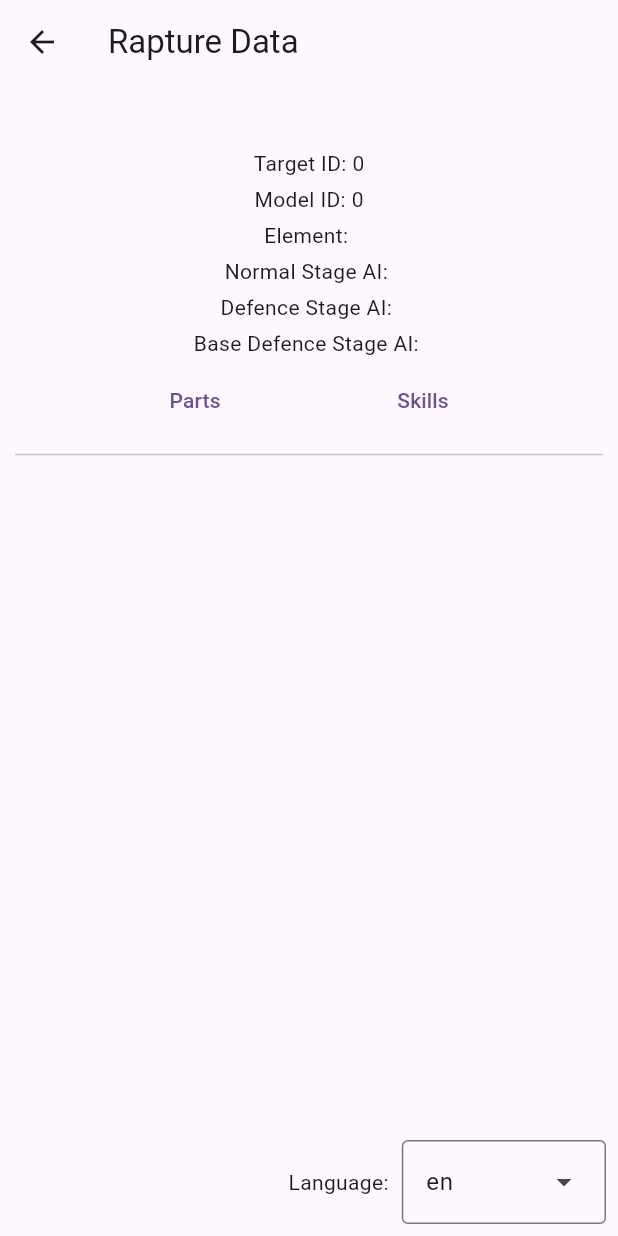
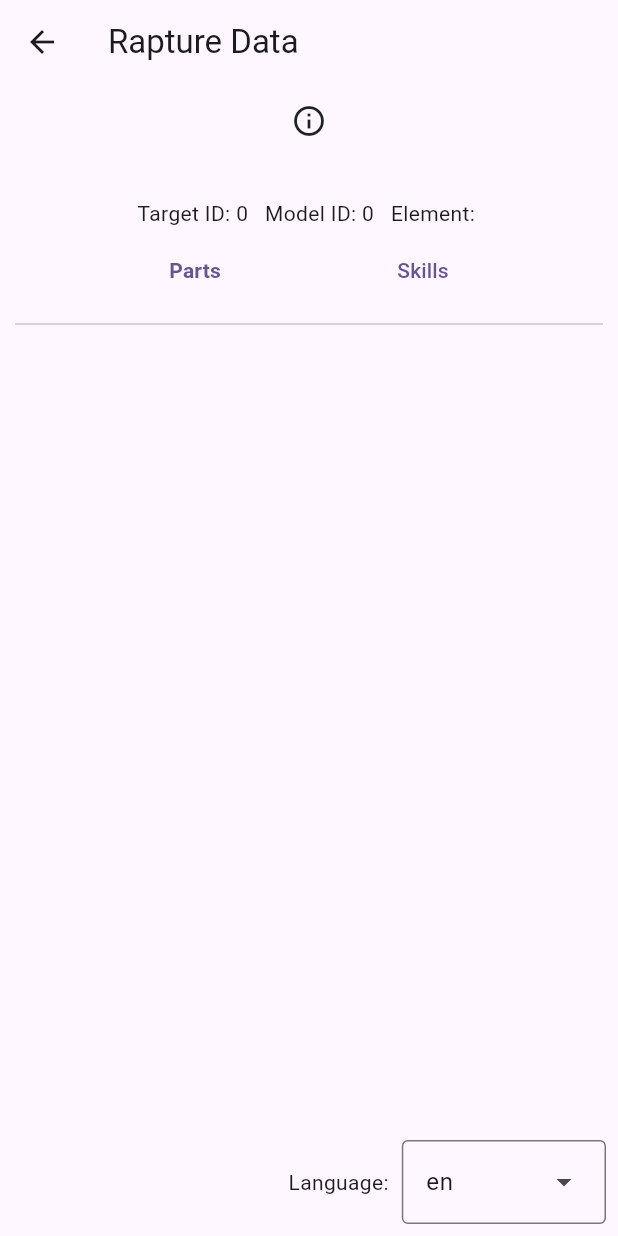
Before and after one commit to SharpnelXu/nikke-einkk, a Flutter app: the RaptureDataDisplayPage screen opened directly with empty values, on a phone screen of 412 x 824 dp. Run offline on Flutter 3.47's test engine with Material 3 defaults, Android fonts, the phone set to English and light mode, and no system bars; our stand-ins replace auto_size_text, file_picker, fixnum, flutter_easyloading, logger; missing offline and left inert: pointycastle, protobuf; statements that could not run were skipped.

```diff
--- a/lib/module/common/rapture_display.dart
+++ b/lib/module/common/rapture_display.dart
@@ -185,13 +185,25 @@ class _RaptureDataDisplayPageState extends State<RaptureDataDisplayPage> {
   @override
   Widget build(BuildContext context) {
     final List<Widget> children = [
-      Text(locale.getTranslation(data.nameKey) ?? data.nameKey, style: TextStyle(fontSize: 20)),
-      Text('Target ID: ${data.id}'),
-      Text('Model ID: ${data.monsterModelId}'),
-      Text('Element: ${data.elementIds.map((eleId) => NikkeElement.fromId(eleId).name.toUpperCase()).join(', ')}'),
-      Text('Normal Stage AI: ${data.spotAi}'),
-      Text('Defence Stage AI: ${data.spotAiDefense}'),
-      Text('Base Defence Stage AI: ${data.spotAiBaseDefense}'),
+      Row(
+        mainAxisAlignment: MainAxisAlignment.center,
+        children: [
+          Text(locale.getTranslation(data.nameKey) ?? data.nameKey, style: TextStyle(fontSize: 20)),
+          Tooltip(
+            message:
+                'Normal Stage AI: ${data.spotAi}\n'
+                'Defence Stage AI: ${data.spotAiDefense}\n'
+                'Base Defence Stage AI: ${data.spotAiBaseDefense}',
+            child: Icon(Icons.info_outline),
+          ),
+        ],
+      ),
+      Text(locale.getTranslation(data.descriptionKey) ?? data.descriptionKey, style: TextStyle(fontSize: 20)),
+      Text(
+        'Target ID: ${data.id}   '
+        'Model ID: ${data.monsterModelId}   '
+        'Element: ${data.elementIds.map((eleId) => NikkeElement.fromId(eleId).name.toUpperCase()).join(', ')}',
+      ),
       buildTabs(),
       Divider(),
       getTab(),
@@ -221,7 +233,7 @@ class _RaptureDataDisplayPageState extends State<RaptureDataDisplayPage> {
             tab = idx;
             setState(() {});
           },
-          child: Text(tabTitle[idx]),
+          child: Text(tabTitle[idx], style: TextStyle(fontWeight: tab == idx ? FontWeight.bold : null)),
         );
       }),
     );
```
Also changed, not shown: lib/module/api/data_unpacker.dart (+5 -27 lines), lib/module/monsters/monster_list.dart (+91 -2 lines).
